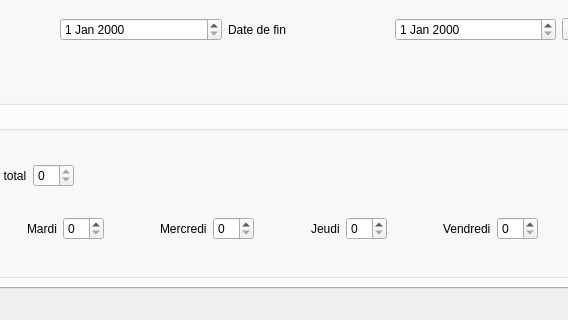
Above: ui/main_window.ui from estebanthi/WorkoutViewer before the change; both pictures show x 139 to 707 and y 280 to 600 of the 1062 by 600 pixel window. Below: the same form after it.
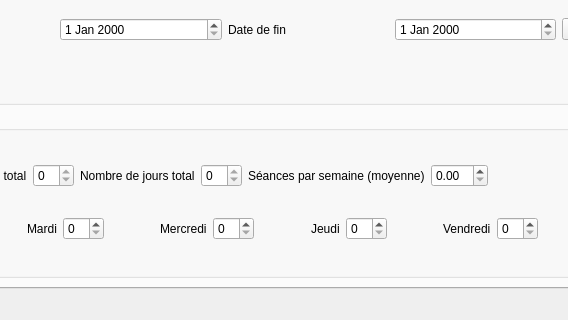
That is the form after the change.

Commit message: Average workouts per week

```diff
--- a/ui/main_window.ui
+++ b/ui/main_window.ui
@@ -125,6 +125,30 @@
                  </property>
                 </widget>
                </item>
+               <item>
+                <widget class="QLabel" name="label_12">
+                 <property name="text">
+                  <string>Nombre de jours total</string>
+                 </property>
+                </widget>
+               </item>
+               <item>
+                <widget class="QSpinBox" name="totalDaysSpin">
+                 <property name="readOnly">
+                  <bool>true</bool>
+                 </property>
+                </widget>
+               </item>
+               <item>
+                <widget class="QLabel" name="label_13">
+                 <property name="text">
+                  <string>Séances par semaine (moyenne)</string>
+                 </property>
+                </widget>
+               </item>
+               <item>
+                <widget class="QDoubleSpinBox" name="averageWorkoutsPerWeek"/>
+               </item>
                <item>
                 <spacer name="horizontalSpacer">
                  <property name="orientation">
```
Left out of the diff: 2 changed lines with no effect on the pictures. The commit also changes 4 other files.
